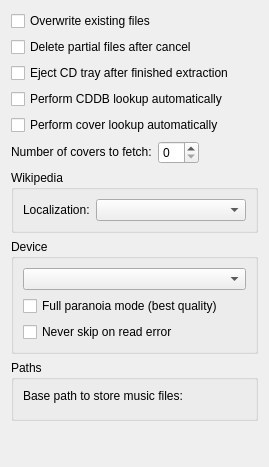
Before: the Qt Designer form widgets/generalsettingswidgetUI.ui in marco-mania/audex-old, drawn with Qt 5.
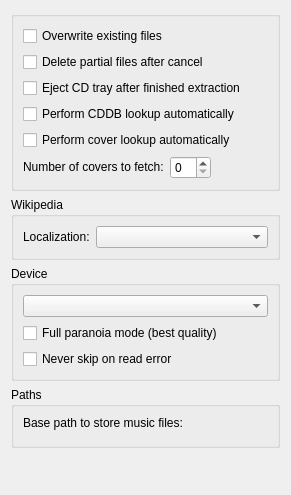
After: the same form once the commit is applied. Custom widgets are drawn as their Qt base class.

Patch:
```diff
--- a/widgets/generalsettingswidgetUI.ui
+++ b/widgets/generalsettingswidgetUI.ui
@@ -6,12 +6,15 @@
    <rect>
     <x>0</x>
     <y>0</y>
-    <width>269</width>
-    <height>467</height>
+    <width>291</width>
+    <height>495</height>
    </rect>
   </property>
-  <property name="windowTitle">
-   <string>Form</string>
+  <layout class="QGridLayout" name="gridLayout_4">
+   <item row="0" column="0">
+    <widget class="QGroupBox" name="groupBox_4">
+     <property name="title">
+      <string notr="true"/>
   </property>
   <layout class="QGridLayout" name="gridLayout_2">
    <item row="0" column="0">
@@ -21,35 +24,35 @@
      </property>
     </widget>
    </item>
-   <item row="1" column="0" colspan="2">
+      <item row="1" column="0">
     <widget class="QCheckBox" name="kcfg_deletePartialFiles">
      <property name="text">
       <string>Delete partial files after cancel</string>
      </property>
     </widget>
    </item>
-   <item row="2" column="0" colspan="2">
+      <item row="2" column="0">
     <widget class="QCheckBox" name="kcfg_ejectCDTray">
      <property name="text">
       <string>Eject CD tray after finished extraction</string>
      </property>
     </widget>
    </item>
-   <item row="3" column="0" colspan="2">
+      <item row="3" column="0">
     <widget class="QCheckBox" name="kcfg_cddbLookupAuto">
      <property name="text">
       <string>Perform CDDB lookup automatically</string>
      </property>
     </widget>
    </item>
-   <item row="4" column="0" colspan="2">
+      <item row="4" column="0">
     <widget class="QCheckBox" name="kcfg_coverLookupAuto">
      <property name="text">
       <string>Perform cover lookup automatically</string>
      </property>
     </widget>
    </item>
-   <item row="5" column="0" colspan="2">
+      <item row="5" column="0">
     <layout class="QHBoxLayout" name="horizontalLayout_2">
      <item>
       <widget class="QLabel" name="label">
@@ -82,7 +85,10 @@
      </item>
     </layout>
    </item>
-   <item row="6" column="0" colspan="2">
+     </layout>
+    </widget>
+   </item>
+   <item row="1" column="0">
     <widget class="QGroupBox" name="groupBox">
      <property name="title">
       <string>Wikipedia</string>
@@ -114,7 +120,7 @@
      </layout>
     </widget>
    </item>
-   <item row="7" column="0" colspan="2">
+   <item row="2" column="0">
     <widget class="QGroupBox" name="groupBox_2">
      <property name="title">
       <string>Device</string>
@@ -144,7 +150,7 @@
      </layout>
     </widget>
    </item>
-   <item row="8" column="0" colspan="2">
+   <item row="3" column="0">
     <widget class="QGroupBox" name="groupBox_3">
      <property name="title">
       <string>Paths</string>
@@ -167,7 +173,7 @@
      </layout>
     </widget>
    </item>
-   <item row="9" column="1">
+   <item row="4" column="0">
     <spacer name="verticalSpacer">
      <property name="orientation">
       <enum>Qt::Vertical</enum>
```
Lines whose indentation alone changed are shown as unchanged.
